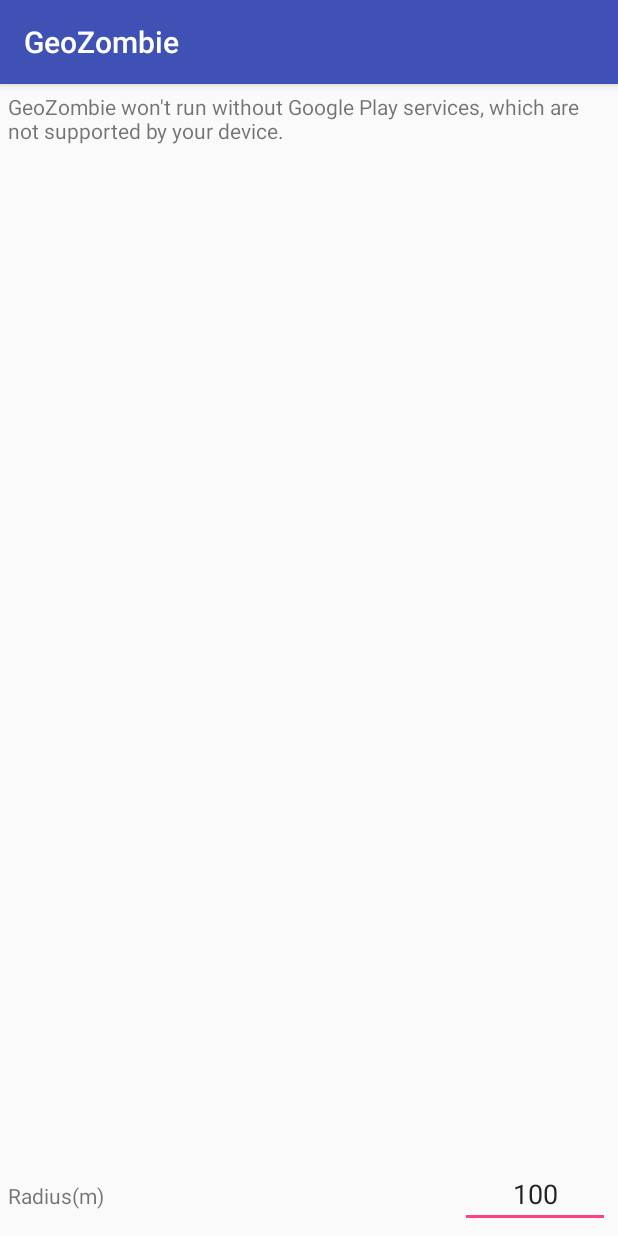
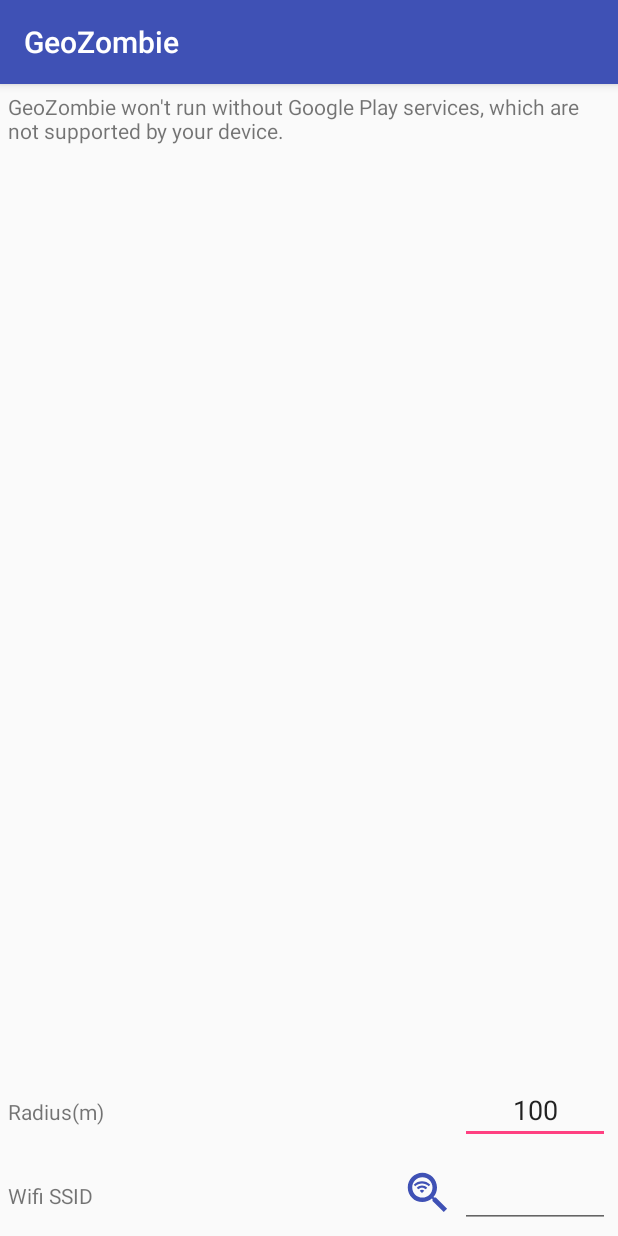
Before and after one commit to bboybboy/GeoZombie, an Android app: the SettingsActivity screen opened directly, with no data from a screen before it, on a phone screen of 412 x 824 dp. Run offline under Robolectric (Android 15) with nearby library versions, the phone set to English and light mode, and no system bars; our stand-ins replace EventBus; 2 statements that could not run were skipped.

Commit message:
add WifiPresenter for Settings activity

```diff
--- a/app/src/main/java/geozombie/bboybboy/com/geozombie/settings/MapController.java
+++ b/app/src/main/java/geozombie/bboybboy/com/geozombie/controller/MapController.java
@@ -1,4 +1,4 @@
-package geozombie.bboybboy.com.geozombie.settings;
+package geozombie.bboybboy.com.geozombie.controller;
 
 import android.graphics.Color;
 import android.location.Location;
@@ -23,6 +23,8 @@
 import com.google.android.gms.maps.model.LatLng;
 
 import geozombie.bboybboy.com.geozombie.R;
+import geozombie.bboybboy.com.geozombie.settings.CheckPermissionListener;
+import geozombie.bboybboy.com.geozombie.settings.SettingsActivity;
 
 import static com.google.android.gms.location.places.Places.GEO_DATA_API;
 import static com.google.android.gms.location.places.Places.PLACE_DETECTION_API;
@@ -30,9 +32,9 @@
 public class MapController implements GoogleApiClient.OnConnectionFailedListener,
         GoogleApiClient.ConnectionCallbacks, OnMapReadyCallback {
 
-    static final int MY_PERMISSIONS_REQUEST_LOCATION = 99;
-    static final long MIN_TIME = 400;
-    static final float MIN_DISTANCE = 1000;
+    public static final int MY_PERMISSIONS_REQUEST_LOCATION = 99;
+    public static final long MIN_TIME = 400;
+    public static final float MIN_DISTANCE = 1000;
 
     private boolean isInit;
     private int groundColor;
@@ -47,7 +49,7 @@
     private SupportMapFragment mapFragment;
     private EditText radiusEditText;
 
-    MapController(SettingsActivity activity) {
+    public MapController(SettingsActivity activity) {
         permissionListener = activity;
         initGoogleApiClient(activity);
         initUI(activity);
@@ -92,7 +94,7 @@
         googleApiClient.connect();
     }
 
-    void initBy(Location location) {
+    public void initBy(Location location) {
         if (isInit) return;
 
         isInit = true;
@@ -104,7 +106,7 @@
         drawZone();
     }
 
-    GoogleMap getMap() {
+    public GoogleMap getMap() {
         return map;
     }
 
--- a/app/src/main/java/geozombie/bboybboy/com/geozombie/settings/SettingsActivity.java
+++ b/app/src/main/java/geozombie/bboybboy/com/geozombie/settings/SettingsActivity.java
@@ -15,12 +15,14 @@
 import com.google.android.gms.maps.GoogleMap;
 
 import geozombie.bboybboy.com.geozombie.R;
+import geozombie.bboybboy.com.geozombie.controller.MapController;
 
 public class SettingsActivity extends AppCompatActivity implements LocationListener,
         CheckPermissionListener {
 
     private LocationManager locationManager;
     private MapController mapController;
+    private WifiPresenter wifiPresenter;
 
     boolean locationPermissionGranted = false;
 
@@ -29,6 +31,7 @@
         super.onCreate(savedInstanceState);
         setContentView(R.layout.activity_settings);
         mapController = new MapController(this);
+        wifiPresenter=new WifiPresenter(this);
     }
 
     @Override
@@ -83,6 +86,12 @@
     }
 
     @Override
+    protected void onDestroy() {
+        super.onDestroy();
+        wifiPresenter.release();
+    }
+
+    @Override
     public void onLocationChanged(Location location) {
         mapController.initBy(location);
 
--- /dev/null
+++ b/app/src/main/java/geozombie/bboybboy/com/geozombie/settings/WifiPresenter.java
@@ -0,0 +1,71 @@
+package geozombie.bboybboy.com.geozombie.settings;
+
+import android.app.Activity;
+import android.text.Editable;
+import android.text.TextWatcher;
+import android.view.View;
+import android.widget.EditText;
+import android.widget.FrameLayout;
+
+import geozombie.bboybboy.com.geozombie.R;
+import geozombie.bboybboy.com.geozombie.controller.WifiController;
+import geozombie.bboybboy.com.geozombie.utils.SharedPrefsUtils;
+
+public class WifiPresenter {
+    private EditText wifiSSIDEditText;
+    private FrameLayout chooserWifiButton;
+    WifiController wifiController;
+
+    public WifiPresenter(SettingsActivity activity) {
+        initWifi(activity);
+        initUI(activity);
+    }
+
+    private void initWifi(final Activity activity) {
+        wifiController = new WifiController(activity, new WifiController.onWifiActionListener() {
+            @Override
+            public void onStatusChange(boolean isFindWifi) {
+
+            }
+
+            @Override
+            public void onWifiSelected(String wifiSSID) {
+                wifiSSIDEditText.setText(wifiSSID);
+                SharedPrefsUtils.setWifiSSID(activity, wifiSSID);
+            }
+        });
+    }
+
+    private void initUI(final Activity activity) {
+        wifiSSIDEditText = (EditText) activity.findViewById(R.id.wifi_ssid);
+        String savedWifiSSID = SharedPrefsUtils.getWifiSSID(activity);
+        if (savedWifiSSID != null)
+            wifiSSIDEditText.setText(savedWifiSSID);
+        chooserWifiButton = (FrameLayout) activity.findViewById(R.id.choose_wifi);
+        wifiSSIDEditText.addTextChangedListener(new TextWatcher() {
+            @Override
+            public void beforeTextChanged(CharSequence charSequence, int i, int i1, int i2) {
+            }
+
+            @Override
+            public void onTextChanged(CharSequence charSequence, int i, int i1, int i2) {
+            }
+
+            @Override
+            public void afterTextChanged(Editable editable) {
+                SharedPrefsUtils.setWifiSSID(activity, editable.toString());
+            }
+        });
+        chooserWifiButton.setOnClickListener(new View.OnClickListener() {
+            @Override
+            public void onClick(View view) {
+                wifiController.showAvailableWifiDialog();
+            }
+        });
+    }
+
+    public void release() {
+        wifiController.release();
+        wifiController = null;
+    }
+}
--- /dev/null
+++ b/app/src/main/res/drawable/ic_search_black_24dp.xml
@@ -0,0 +1,9 @@
+<vector xmlns:android="http://schemas.android.com/apk/res/android"
+        android:width="24dp"
+        android:height="24dp"
+        android:viewportWidth="24.0"
+        android:viewportHeight="24.0">
+    <path
+        android:fillColor="#FF000000"
+        android:pathData="M15.5,14h-0.79l-0.28,-0.27C15.41,12.59 16,11.11 16,9.5 16,5.91 13.09,3 9.5,3S3,5.91 3,9.5 5.91,16 9.5,16c1.61,0 3.09,-0.59 4.23,-1.57l0.27,0.28v0.79l5,4.99L20.49,19l-4.99,-5zM9.5,14C7.01,14 5,11.99 5,9.5S7.01,5 9.5,5 14,7.01 14,9.5 11.99,14 9.5,14z"/>
+</vector>
--- /dev/null
+++ b/app/src/main/res/drawable/ic_wifi_black_24dp.xml
@@ -0,0 +1,9 @@
+<vector xmlns:android="http://schemas.android.com/apk/res/android"
+        android:width="24dp"
+        android:height="24dp"
+        android:viewportWidth="24.0"
+        android:viewportHeight="24.0">
+    <path
+        android:fillColor="#FF000000"
+        android:pathData="M1,9l2,2c4.97,-4.97 13.03,-4.97 18,0l2,-2C16.93,2.93 7.08,2.93 1,9zM9,17l3,3 3,-3c-1.65,-1.66 -4.34,-1.66 -6,0zM5,13l2,2c2.76,-2.76 7.24,-2.76 10,0l2,-2C15.14,9.14 8.87,9.14 5,13z"/>
+</vector>
--- a/app/src/main/res/layout/activity_settings.xml
+++ b/app/src/main/res/layout/activity_settings.xml
@@ -1,8 +1,8 @@
 <?xml version="1.0" encoding="utf-8"?>
 <LinearLayout xmlns:android="http://schemas.android.com/apk/res/android"
-    android:layout_width="match_parent"
-    android:layout_height="match_parent"
-    android:orientation="vertical">
+              android:layout_width="match_parent"
+              android:layout_height="match_parent"
+              android:orientation="vertical">
 
     <fragment
         android:id="@+id/map"
@@ -10,7 +10,7 @@
         android:layout_width="match_parent"
         android:layout_height="0dp"
         android:layout_margin="5dp"
-        android:layout_weight="1" />
+        android:layout_weight="1"/>
 
     <LinearLayout
         android:layout_width="match_parent"
@@ -21,12 +21,12 @@
         <TextView
             android:layout_width="wrap_content"
             android:layout_height="wrap_content"
-            android:text="@string/radius" />
+            android:text="@string/radius"/>
 
         <android.support.v4.widget.Space
             android:layout_width="0dp"
             android:layout_height="match_parent"
-            android:layout_weight="1" />
+            android:layout_weight="1"/>
 
         <EditText
             android:id="@+id/radius_chooser"
@@ -34,8 +34,61 @@
             android:layout_height="wrap_content"
             android:digits="0123456789."
             android:gravity="center"
+            android:imeOptions="actionNext"
             android:inputType="numberDecimal"
-            android:text="@string/default_radius" />
+            android:text="@string/default_radius"/>
+
     </LinearLayout>
 
+    <LinearLayout
+        android:layout_width="match_parent"
+        android:layout_height="wrap_content"
+        android:layout_margin="5dp"
+        android:orientation="horizontal">
+
+        <TextView
+            android:layout_width="wrap_content"
+            android:layout_height="wrap_content"
+            android:text="@string/wifi_name"/>
+        <android.support.v4.widget.Space
+            android:layout_width="0dp"
+            android:layout_height="match_parent"
+            android:layout_weight="1"/>
+
+        <FrameLayout
+            android:elevation="8dp"
+            android:id="@+id/choose_wifi"
+            android:layout_width="42dp"
+            android:layout_height="42dp"
+            android:layout_gravity="center">
+
+            <ImageView
+                android:layout_width="36dp"
+                android:layout_height="36dp"
+                android:layout_gravity="center"
+                android:src="@drawable/ic_search_black_24dp"
+                android:tint="@color/colorPrimary"/>
+
+
+            <ImageView
+                android:layout_width="12dp"
+                android:layout_height="12dp"
+                android:layout_marginRight="4dp"
+                android:layout_marginBottom="4dp"
+                android:layout_gravity="center"
+                android:src="@drawable/ic_wifi_black_24dp"
+                android:tint="@color/colorPrimary"/>
+        </FrameLayout>
+
+        <EditText
+            android:id="@+id/wifi_ssid"
+            android:layout_width="100dp"
+            android:layout_height="wrap_content"
+            android:maxLines="1"
+            android:gravity="center"
+            android:inputType="textVisiblePassword"/>
+
+    </LinearLayout>
+
+
 </LinearLayout>
--- a/app/src/main/res/values/strings.xml
+++ b/app/src/main/res/values/strings.xml
@@ -4,5 +4,7 @@
     <!--Settings screen-->
     <string name="radius">Radius(m)</string>
     <string name="default_radius">100</string>
+    <string name="wifi_name">Wifi SSID</string>
     <string name="wifi_wait">Scanning Wifi networks \nPlease wait ...</string>
+    <string name="choose_wifi_dialog_alert">Oops, something went wrong.\n Check your WIFI connection</string>
 </resources>
```
Also changed, not shown: app/src/main/AndroidManifest.xml (+6 -5 lines), app/src/main/java/geozombie/bboybboy/com/geozombie/MainActivity.java (+0 -30 lines), app/src/main/java/geozombie/bboybboy/com/geozombie/controller/WifiController.java (+62 -6 lines), app/src/main/java/geozombie/bboybboy/com/geozombie/utils/CastomProgressDialog.java (deleted, +0 -37 lines), app/src/main/res/drawable/ic_keyboard_arrow_right_black_24dp.xml (added, +9 -0 lines), app/src/main/res/layout/activity_main.xml (+0 -9 lines).
